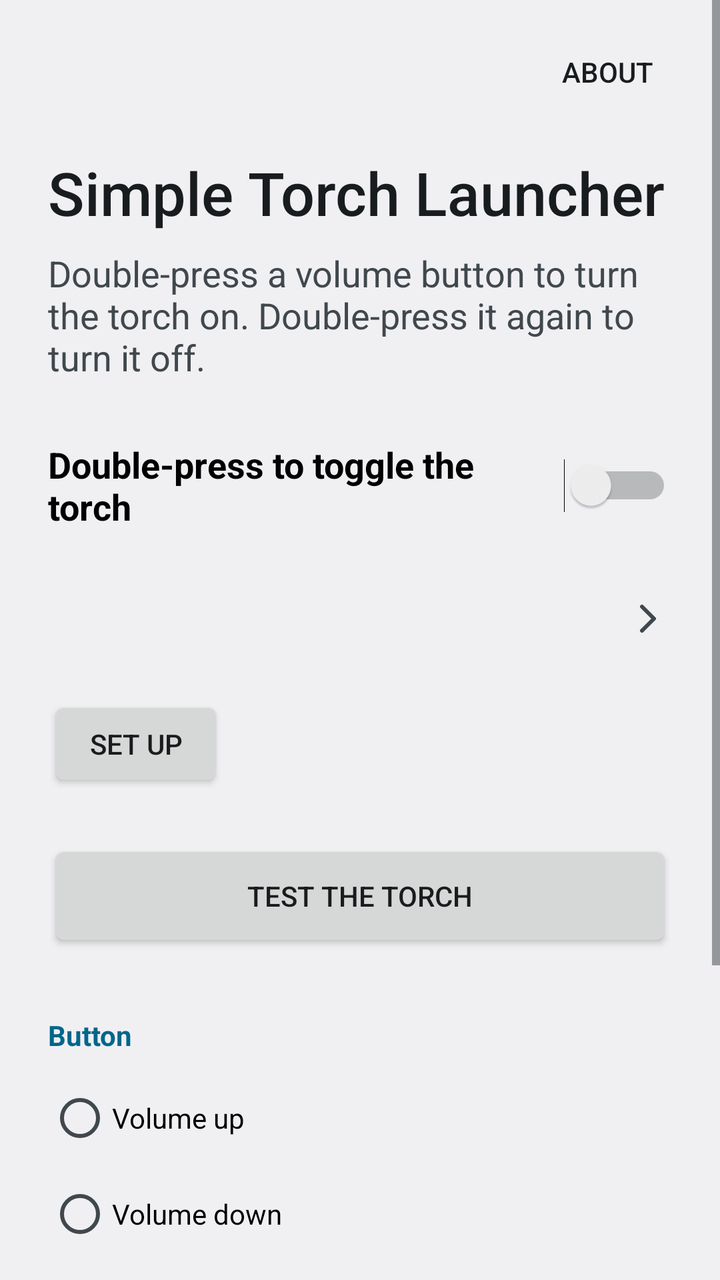
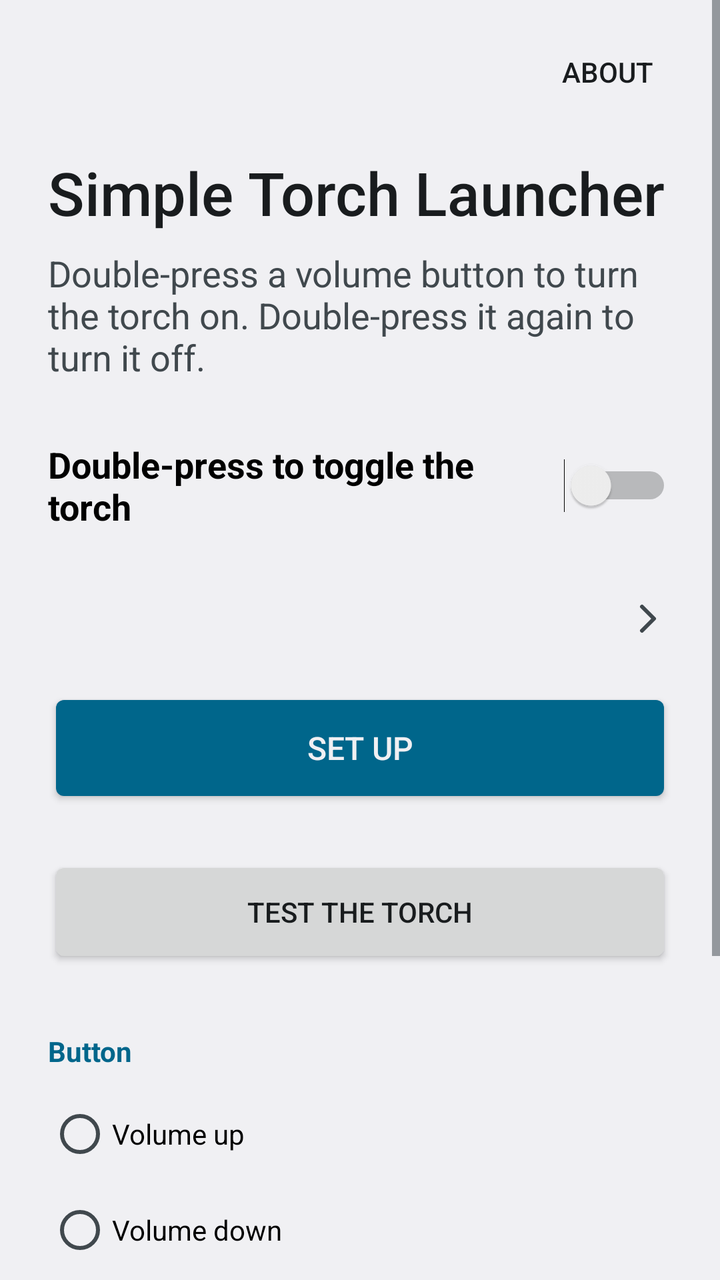

The first picture is an Android layout as it rendered before a commit; the second is the same layout after the commit. The layout source and the unified diff follow.
<!-- AndroidManifest.xml: application theme AppTheme -->
<!-- res/layout/activity_main.xml -->
<?xml version="1.0" encoding="utf-8"?>
<ScrollView xmlns:android="http://schemas.android.com/apk/res/android"
    xmlns:tools="http://schemas.android.com/tools"
    android:id="@+id/root"
    android:layout_width="match_parent"
    android:layout_height="match_parent">

    <LinearLayout
        android:layout_width="match_parent"
        android:layout_height="wrap_content"
        android:orientation="vertical"
        android:paddingStart="24dp"
        android:paddingEnd="24dp"
        android:paddingBottom="24dp">

        <LinearLayout
            android:layout_width="match_parent"
            android:layout_height="wrap_content"
            android:layout_marginTop="12dp"
            android:gravity="center_vertical"
            android:orientation="horizontal">

            <ImageView
                android:layout_width="40dp"
                android:layout_height="40dp"
                android:importantForAccessibility="no"
                android:src="@drawable/ic_launcher" />

            <View
                android:layout_width="0dp"
                android:layout_height="0dp"
                android:layout_weight="1" />

            <Button
                android:id="@+id/about"
                style="?android:attr/borderlessButtonStyle"
                android:layout_width="wrap_content"
                android:layout_height="wrap_content"
                android:layout_marginEnd="-12dp"
                android:text="@string/about_title" />
        </LinearLayout>

        <TextView
            android:layout_width="wrap_content"
            android:layout_height="wrap_content"
            android:layout_marginTop="16dp"
            android:accessibilityHeading="true"
            android:fontFamily="sans-serif-medium"
            android:text="@string/app_name"
            android:textColor="?android:attr/textColorPrimary"
            android:textSize="30sp"
            tools:targetApi="28" />

        <TextView
            android:layout_width="wrap_content"
            android:layout_height="wrap_content"
            android:layout_marginTop="8dp"
            android:text="@string/intro"
            android:textAppearance="?android:attr/textAppearanceMedium" />

        <Switch
            android:id="@+id/enabled"
            android:layout_width="match_parent"
            android:layout_height="wrap_content"
            android:layout_marginTop="24dp"
            android:minHeight="56dp"
            android:text="@string/enabled"
            android:textAppearance="?android:attr/textAppearanceMedium"
            android:textStyle="bold" />

        
        <LinearLayout
            android:id="@+id/accessibility_row"
            android:layout_width="match_parent"
            android:layout_height="wrap_content"
            android:layout_marginTop="8dp"
            android:background="?android:attr/selectableItemBackground"
            android:gravity="center_vertical"
            android:minHeight="56dp"
            android:orientation="horizontal"
            android:paddingTop="8dp"
            android:paddingBottom="8dp">

            <LinearLayout
                android:layout_width="0dp"
                android:layout_height="wrap_content"
                android:layout_weight="1"
                android:orientation="vertical">

                <TextView
                    android:id="@+id/accessibility_status"
                    android:layout_width="wrap_content"
                    android:layout_height="wrap_content"
                    android:textAppearance="?android:attr/textAppearanceMedium" />

                <TextView
                    android:id="@+id/accessibility_summary"
                    android:layout_width="wrap_content"
                    android:layout_height="wrap_content"
                    android:layout_marginTop="2dp"
                    android:textAppearance="?android:attr/textAppearanceSmall" />
            </LinearLayout>

            <ImageView
                android:layout_width="24dp"
                android:layout_height="24dp"
                android:layout_marginStart="8dp"
                android:importantForAccessibility="no"
                android:src="@drawable/ic_chevron"
                android:tint="?android:attr/textColorSecondary" />
        </LinearLayout>

        <Button
            android:id="@+id/set_up"
            android:layout_width="wrap_content"
            android:layout_height="wrap_content"
            android:layout_marginTop="8dp"
            android:text="@string/set_up" />

        <ToggleButton
            android:id="@+id/torch"
            android:layout_width="match_parent"
            android:layout_height="wrap_content"
            android:layout_marginTop="24dp"
            android:background="@drawable/torch_button"
            android:minHeight="56dp"
            android:textColor="@color/torch_button_text"
            android:textOff="@string/torch_test"
            android:textOn="@string/torch_test" />

        <TextView
            style="@style/SectionHeader"
            android:text="@string/section_button" />

        <RadioGroup
            android:id="@+id/button"
            android:layout_width="match_parent"
            android:layout_height="wrap_content">

            <RadioButton
                android:id="@+id/volume_up"
                android:layout_width="match_parent"
                android:layout_height="wrap_content"
                android:minHeight="48dp"
                android:text="@string/volume_up" />

            <RadioButton
                android:id="@+id/volume_down"
                android:layout_width="match_parent"
                android:layout_height="wrap_content"
                android:minHeight="48dp"
                android:text="@string/volume_down" />
        </RadioGroup>

        <TextView
            style="@style/Note"
            android:text="@string/button_note" />

        <TextView
            style="@style/SectionHeader"
            android:text="@string/section_screen_off" />

        <Switch
            android:id="@+id/screen_off"
            android:layout_width="match_parent"
            android:layout_height="wrap_content"
            android:minHeight="48dp"
            android:text="@string/screen_off"
            android:textAppearance="?android:attr/textAppearanceMedium" />

        <TextView
            style="@style/Note"
            android:text="@string/screen_off_note" />

    </LinearLayout>
</ScrollView>
<!-- resources referenced by this layout -->
<resources>
  <!-- drawable ic_chevron (drawable) -->
  <?xml version="1.0" encoding="utf-8"?>
  <vector xmlns:android="http://schemas.android.com/apk/res/android"
      android:width="24dp"
      android:height="24dp"
      android:autoMirrored="true"
      android:viewportWidth="24"
      android:viewportHeight="24">
  
      <path
          android:pathData="M9,6 L15,12 L9,18"
          android:strokeWidth="2"
          android:strokeColor="#FF000000"
          android:strokeLineCap="round"
          android:strokeLineJoin="round" />
  </vector>
  <!-- drawable ic_launcher (drawable) -->
  <?xml version="1.0" encoding="utf-8"?>
  <layer-list xmlns:android="http://schemas.android.com/apk/res/android">
      <item>
          <shape android:shape="oval">
              <solid android:color="@color/ic_launcher_background" />
          </shape>
      </item>
      <item android:drawable="@drawable/ic_launcher_foreground" />
  </layer-list>
  <string name="about_title">About</string>
  <string name="app_name">Simple Torch Launcher</string>
  <string name="button_note">Single presses still change the volume, after a short delay.</string>
  <string name="enabled">Double-press to toggle the torch</string>
  <string name="intro">Double-press a volume button to turn the torch on. Double-press it again to turn it off.</string>
  <string name="screen_off">Also work when the screen is off</string>
  <string name="screen_off_note">Experimental. Works on many phones but not all, and not while music or other audio is playing.</string>
  <string name="section_button">Button</string>
  <string name="section_screen_off">Screen off</string>
  <string name="set_up">Set up</string>
  <string name="torch_test">Test the torch</string>
  <string name="volume_down">Volume down</string>
  <string name="volume_up">Volume up</string>
  <style name="Note">
          <item name="android:layout_width">wrap_content</item>
          <item name="android:layout_height">wrap_content</item>
          <item name="android:layout_marginTop">8dp</item>
          <item name="android:textAppearance">?android:attr/textAppearanceSmall</item>
      </style>
  <style name="AppTheme" parent="android:Theme.DeviceDefault.Light.NoActionBar">
          
          <item name="android:statusBarColor">?android:attr/colorBackground</item>
          <item name="android:navigationBarColor" tools:targetApi="27">?android:attr/colorBackground</item>
          <item name="android:windowLightStatusBar">true</item>
          <item name="android:windowLightNavigationBar" tools:targetApi="27">true</item>
      </style>
  <color name="ic_launcher_background">#1E2A38</color>
  <!-- unchanged entries left out for length: 3 -->
</resources>

<!-- the commit's change to res/layout/activity_main.xml (unified diff, before → after) -->
@@ -112,9 +112,8 @@
 
         <Button
             android:id="@+id/set_up"
-            android:layout_width="wrap_content"
-            android:layout_height="wrap_content"
-            android:layout_marginTop="8dp"
+            style="@style/PrimaryButton"
+            android:layout_marginTop="4dp"
             android:text="@string/set_up" />
 
         <ToggleButton
<!-- resource entries referenced after the edit -->
@@ -45,6 +45,14 @@
           <item name="android:layout_marginTop">8dp</item>
           <item name="android:textAppearance">?android:attr/textAppearanceSmall</item>
       </style>
+  <style name="PrimaryButton">
+          <item name="android:layout_width">match_parent</item>
+          <item name="android:layout_height">wrap_content</item>
+          <item name="android:minHeight">60dp</item>
+          <item name="android:background">@drawable/button_primary</item>
+          <item name="android:textColor">?android:attr/colorBackground</item>
+          <item name="android:textSize">16sp</item>
+      </style>
   <style name="AppTheme" parent="android:Theme.DeviceDefault.Light.NoActionBar">
           
           <item name="android:statusBarColor">?android:attr/colorBackground</item>
@@ -53,6 +61,22 @@
           <item name="android:windowLightNavigationBar" tools:targetApi="27">true</item>
       </style>
   <color name="ic_launcher_background">#1E2A38</color>
+  <!-- drawable button_primary (drawable) -->
+  <?xml version="1.0" encoding="utf-8"?>
+  <inset xmlns:android="http://schemas.android.com/apk/res/android"
+      android:insetLeft="4dp"
+      android:insetTop="6dp"
+      android:insetRight="4dp"
+      android:insetBottom="6dp">
+      <ripple android:color="?android:attr/colorControlHighlight">
+          <item>
+              <shape>
+                  <solid android:color="?android:attr/colorAccent" />
+                  <corners android:radius="4dp" />
+              </shape>
+          </item>
+      </ripple>
+  </inset>
   <!-- unchanged entries left out for length: 3 -->
 </resources>
 
